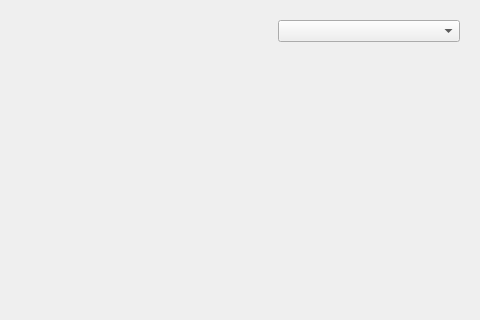
Old version of the form src/HalfEdge2D/MainWindow.ui in the repository RRValue/2DUniverse; both pictures show x 574 to 1054 and y 0 to 320 of the 1054 by 520 pixel window.
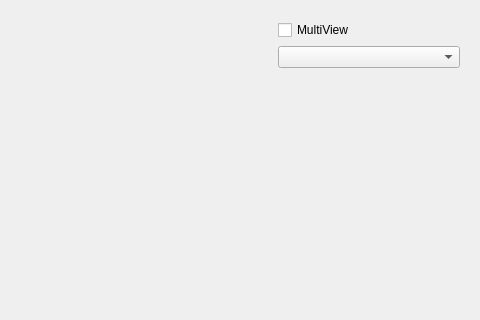
New version of the form. Custom widgets are drawn as their Qt base class.

Commit message: add MultiView switch

Patch:
```diff
--- a/src/HalfEdge2D/MainWindow.ui
+++ b/src/HalfEdge2D/MainWindow.ui
@@ -32,6 +32,13 @@
       </size>
      </property>
      <layout class="QVBoxLayout" name="verticalLayout">
+      <item>
+       <widget class="QCheckBox" name="m_CbMultiView">
+        <property name="text">
+         <string>MultiView</string>
+        </property>
+       </widget>
+      </item>
       <item>
        <widget class="QComboBox" name="comboBox"/>
       </item>
```
The commit also changes 2 other files.
